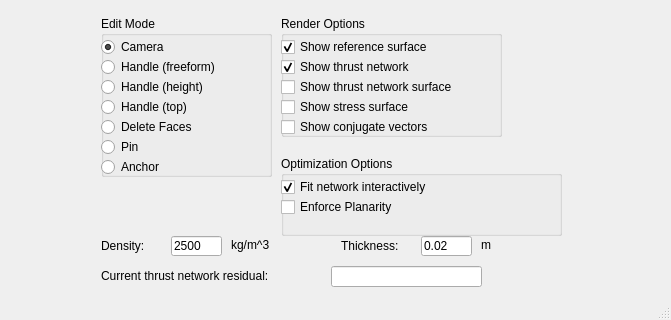
This is mainwindow.ui in evouga/SelfSupporting as Qt 5 draws it before an edit; both pictures show x 609 to 1280 and y 480 to 800 of the 1280 by 800 pixel window. The edited form follows.
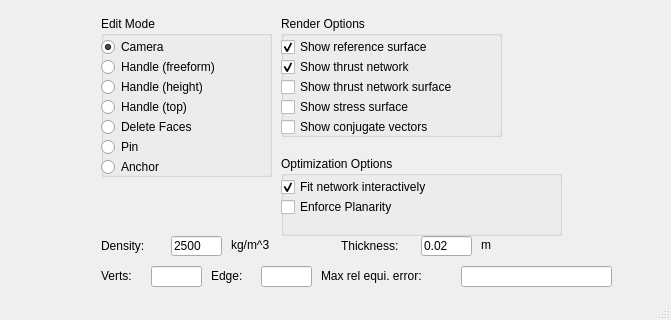
This is the edited form. Custom widgets are drawn as their Qt base class.

Commit message: error data

```diff
--- a/mainwindow.ui
+++ b/mainwindow.ui
@@ -266,20 +266,20 @@
    <widget class="QLabel" name="residualLabel">
     <property name="geometry">
      <rect>
-      <x>710</x>
+      <x>930</x>
       <y>710</y>
-      <width>231</width>
+      <width>151</width>
       <height>20</height>
      </rect>
     </property>
     <property name="text">
-     <string>Current thrust network residual:</string>
+     <string>Max rel equi. error:</string>
     </property>
    </widget>
    <widget class="QLineEdit" name="residualEdit">
     <property name="geometry">
      <rect>
-      <x>940</x>
+      <x>1070</x>
       <y>710</y>
       <width>151</width>
       <height>21</height>
@@ -500,6 +500,58 @@
      <string>Delete black</string>
     </property>
    </widget>
+   <widget class="QLabel" name="residualLabel_2">
+    <property name="geometry">
+     <rect>
+      <x>710</x>
+      <y>710</y>
+      <width>51</width>
+      <height>20</height>
+     </rect>
+    </property>
+    <property name="text">
+     <string>Verts:</string>
+    </property>
+   </widget>
+   <widget class="QLabel" name="residualLabel_3">
+    <property name="geometry">
+     <rect>
+      <x>820</x>
+      <y>710</y>
+      <width>51</width>
+      <height>20</height>
+     </rect>
+    </property>
+    <property name="text">
+     <string>Edge:</string>
+    </property>
+   </widget>
+   <widget class="QLineEdit" name="vertsEdit">
+    <property name="geometry">
+     <rect>
+      <x>760</x>
+      <y>710</y>
+      <width>51</width>
+      <height>21</height>
+     </rect>
+    </property>
+    <property name="readOnly">
+     <bool>true</bool>
+    </property>
+   </widget>
+   <widget class="QLineEdit" name="edgesEdit">
+    <property name="geometry">
+     <rect>
+      <x>870</x>
+      <y>710</y>
+      <width>51</width>
+      <height>21</height>
+     </rect>
+    </property>
+    <property name="readOnly">
+     <bool>true</bool>
+    </property>
+   </widget>
   </widget>
   <widget class="QMenuBar" name="menubar">
    <property name="geometry">
```
The commit also changes 5 other files.
